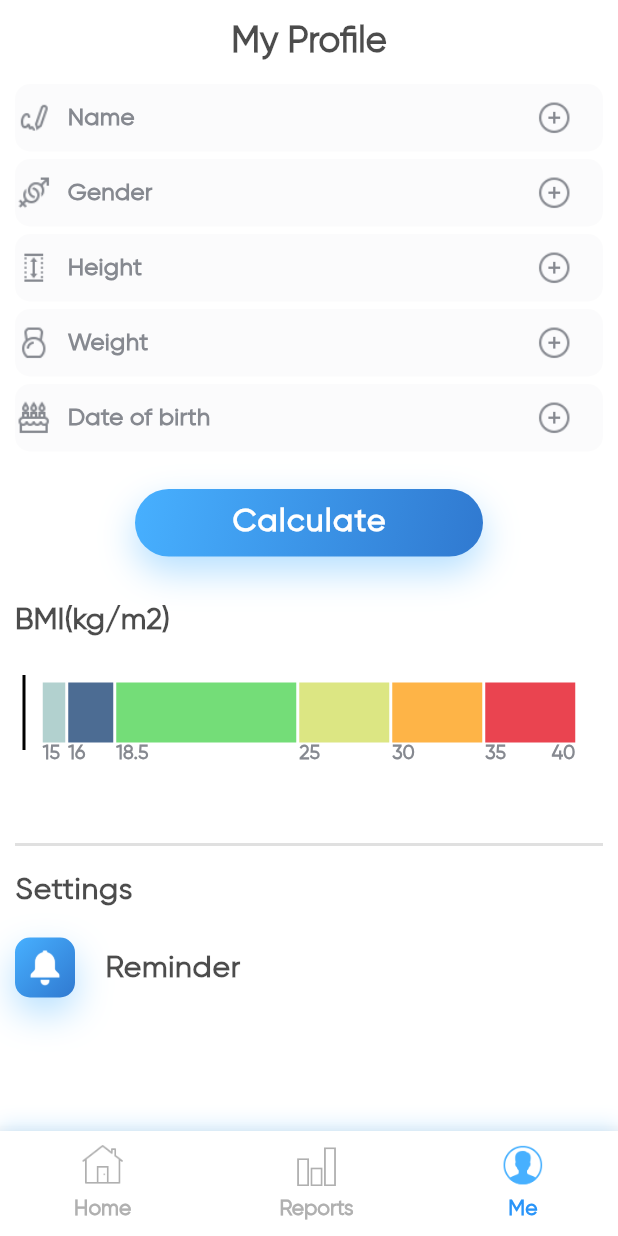
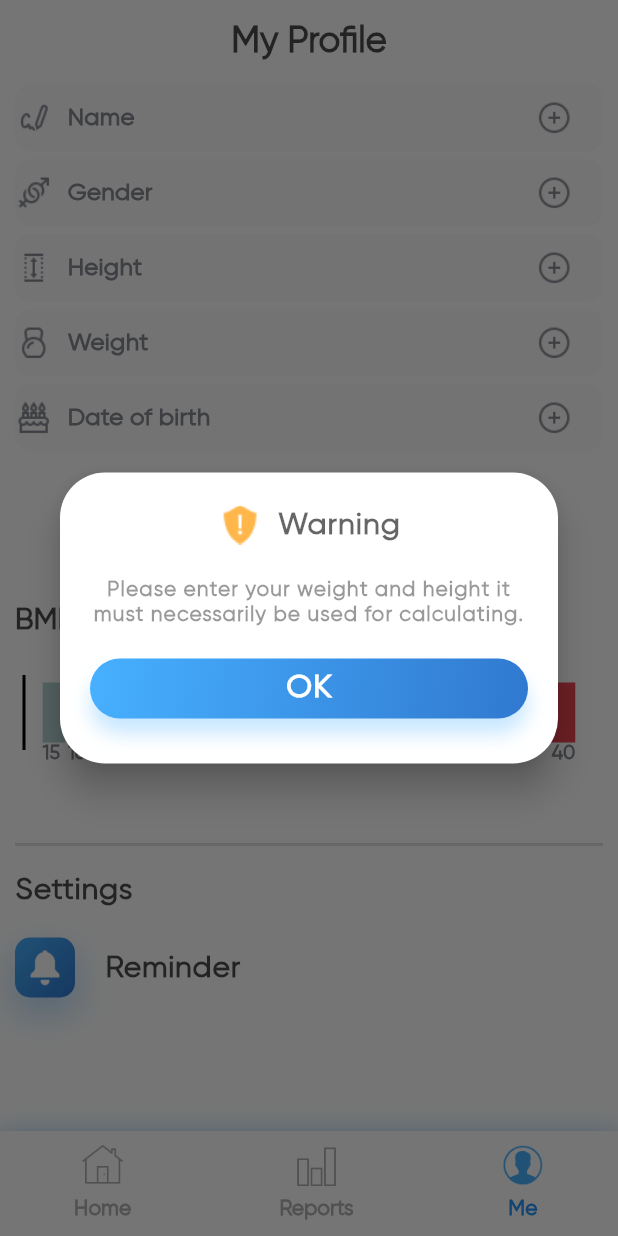
Before and after one commit to sudeshnb/exercise-app, a Flutter app: the screen it shows after launch, item 3 of the bottom bar chosen, after a tap on "Calculate", on a phone screen of 412 x 824 dp. Run offline on Flutter 3.47's test engine with Material 2 defaults, Android fonts, the phone set to English and light mode, and no system bars.

Commit message:
exercise app

```diff
--- a/lib/pages/profile/profile_page.dart
+++ b/lib/pages/profile/profile_page.dart
@@ -6,6 +6,7 @@ import 'package:exercise_app/pages/profile/widgets/height_picker.dart';
 import 'package:exercise_app/pages/profile/widgets/name_picker.dart';
 import 'package:exercise_app/pages/profile/widgets/weight_picker.dart';
 import 'package:exercise_app/widgets/custom_round_btn.dart';
+import 'package:exercise_app/widgets/warning_dialog_box.dart';
 import 'package:flutter/cupertino.dart';
 import 'package:flutter/material.dart';
 
@@ -194,6 +195,15 @@ class _ProfilePageState extends State<ProfilePage> {
 
                       bmiValue = double.parse(values.toStringAsFixed(1));
                       bmiCalculation(bmiValue);
+                    } else {
+                      showDialog(
+                          context: context,
+                          builder: (context) {
+                            return const WarningDialogBox(
+                              title:
+                                  'Please enter your weight and height it must necessarily be used for calculating.',
+                            );
+                          });
                     }
                   },
                   text: 'Calculate',
--- a/lib/pages/profile/widgets/dob_picker.dart
+++ b/lib/pages/profile/widgets/dob_picker.dart
@@ -172,7 +172,7 @@ class _DOBPickerState extends State<DOBPicker> {
                   Navigator.pop(context);
                 },
                 fontColor: darkBlue,
-                color: blue.withOpacity(0.1),
+                color: red.withOpacity(0.7),
                 btnTxt: 'Cancel',
               ),
             ],
--- a/lib/pages/profile/widgets/gender_picker.dart
+++ b/lib/pages/profile/widgets/gender_picker.dart
@@ -89,7 +89,7 @@ class _GenderPickerState extends State<GenderPicker> {
                 Navigator.pop(context);
               },
               fontColor: darkBlue,
-              color: blue.withOpacity(0.1),
+              color: red.withOpacity(0.7),
               btnTxt: 'Cancel',
             ),
           ],
--- a/lib/pages/profile/widgets/height_picker.dart
+++ b/lib/pages/profile/widgets/height_picker.dart
@@ -124,7 +124,7 @@ class _HeightPickerState extends State<HeightPicker> {
                   Navigator.pop(context);
                 },
                 fontColor: darkBlue,
-                color: blue.withOpacity(0.1),
+                color: red.withOpacity(0.7),
                 btnTxt: 'Cancel',
               ),
             ],
--- a/lib/pages/profile/widgets/name_picker.dart
+++ b/lib/pages/profile/widgets/name_picker.dart
@@ -85,7 +85,7 @@ class NamePicker extends StatelessWidget {
                 Navigator.pop(context);
               },
               fontColor: darkBlue,
-              color: blue.withOpacity(0.1),
+              color: red.withOpacity(0.7),
               btnTxt: 'Cancel',
             ),
           ],
--- a/lib/pages/profile/widgets/weekdays_picker.dart
+++ b/lib/pages/profile/widgets/weekdays_picker.dart
@@ -97,8 +97,8 @@ class _WeekDaysPickerState extends State<WeekDaysPicker> {
                 Navigator.pop(context);
               },
               btnTxt: 'Cancel',
-              fontColor: darkBlue,
-              color: blue.withOpacity(0.1),
+              fontColor: white,
+              color: red.withOpacity(0.7),
             ),
           ],
         ),
--- a/lib/pages/profile/widgets/weight_picker.dart
+++ b/lib/pages/profile/widgets/weight_picker.dart
@@ -169,7 +169,7 @@ class _WeightPickerState extends State<WeightPicker> {
                   Navigator.pop(context);
                 },
                 fontColor: darkBlue,
-                color: blue.withOpacity(0.1),
+                color: red.withOpacity(0.7),
                 btnTxt: 'Cancel',
               ),
             ],
--- a/lib/widgets/dialog_box_button.dart
+++ b/lib/widgets/dialog_box_button.dart
@@ -39,8 +39,8 @@ class DialogBoxButton extends StatelessWidget {
         child: Center(
           child: Text(
             btnTxt,
-            style: TextStyle(
-              color: fontColor ?? white,
+            style: const TextStyle(
+              color: white,
               fontSize: 21.0,
               letterSpacing: 1,
               fontWeight: FontWeight.bold,
--- a/lib/widgets/warning_dialog_box.dart
+++ b/lib/widgets/warning_dialog_box.dart
@@ -31,7 +31,7 @@ class WarningDialogBox extends StatelessWidget {
               mainAxisAlignment: MainAxisAlignment.center,
               children: [
                 Image.asset(
-                  'assets/icon/warning_shield.png',
+                  'assets/icons/warning_shield.png',
                   color: Colors.orange.withOpacity(0.7),
                   height: 30.0,
                 ),
```
Also changed, not shown: lib/pages/home/ready_page.dart (+9 -1 lines), lib/pages/profile/reminders_page.dart (+18 -7 lines).
